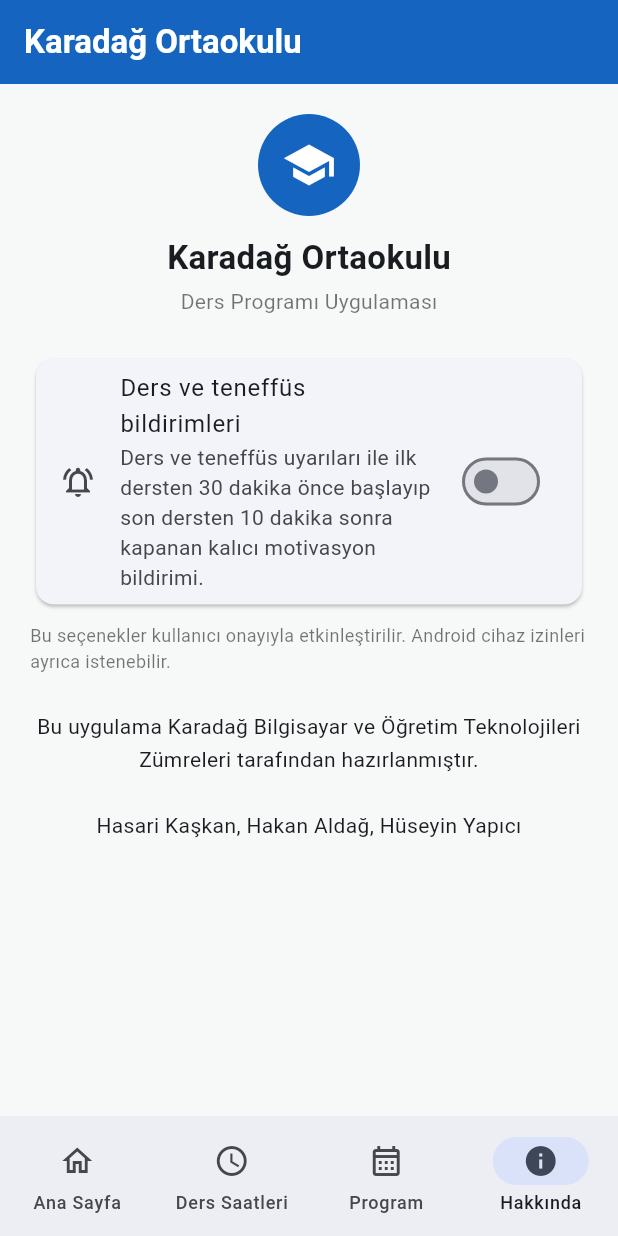
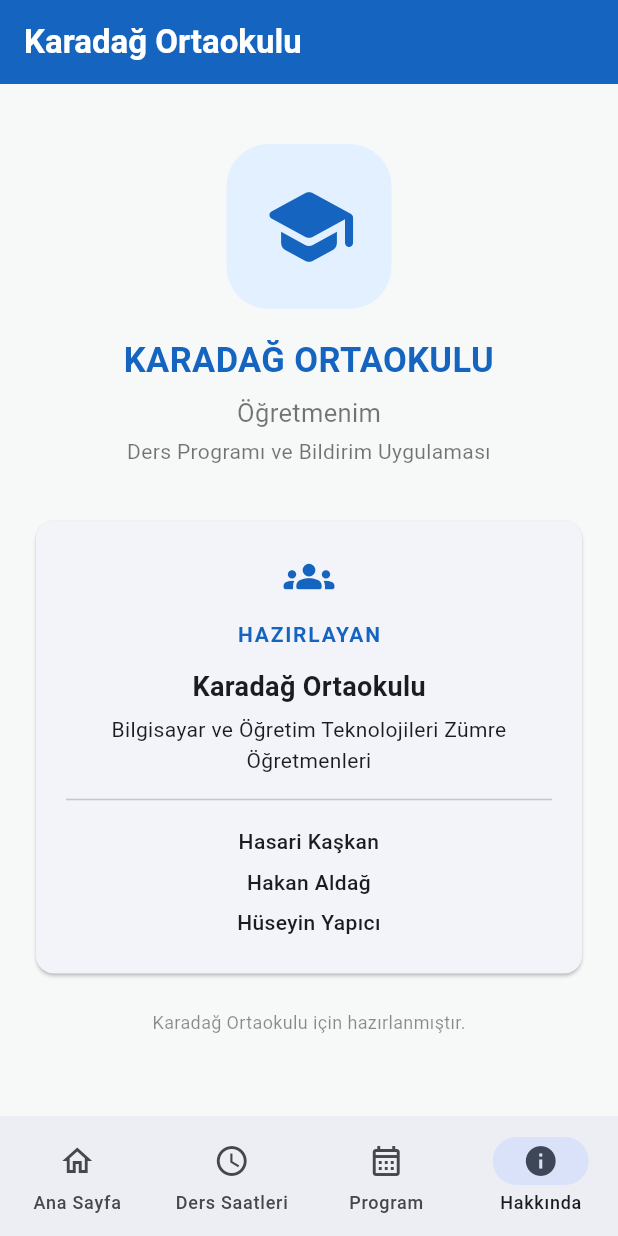
Before and after one commit to hiseno6190-creator/karadag-ortaokulu-ogretmenim, a Flutter app: the screen it shows after launch, item 4 of the bottom bar chosen, on a phone screen of 412 x 824 dp. Run offline on Flutter 3.47's test engine with Material 3 defaults, Android fonts, the phone set to English and light mode, and no system bars; our stand-ins replace file_picker, flutter_local_notifications, shared_preferences, timezone; missing offline and left inert: excel, syncfusion_flutter_pdf.

Commit message:
Convert AboutPage to StatelessWidget
Refactor AboutPage to be Stateless and update UI components.

```diff
--- a/lib/main.dart
+++ b/lib/main.dart
@@ -550,58 +550,118 @@ class ProgramPage extends StatelessWidget {
     const SizedBox(height: 8), const Text('Excel/PDF içe aktarma ve yedekleme cihaz üzerinde, internet bağlantısı olmadan yapılacak şekilde tasarlanmıştır.', style: TextStyle(fontSize: 12, color: Colors.black54)),
   ]);
 }
+class AboutPage extends StatelessWidget {
+  const AboutPage({super.key});
 
-class AboutPage extends StatefulWidget {
-  const AboutPage({super.key});
-  @override State<AboutPage> createState() => _AboutPageState();
+  @override
+  Widget build(BuildContext context) {
+    return ListView(
+      padding: const EdgeInsets.all(20),
+      children: [
+        const SizedBox(height: 20),
+        Center(
+          child: Column(
+            children: [
+              Container(
+                width: 110,
+                height: 110,
+                decoration: BoxDecoration(
+                  color: const Color(0xFFE3F0FF),
+                  borderRadius: BorderRadius.circular(28),
+                ),
+                child: const Icon(
+                  Icons.school_rounded,
+                  size: 64,
+                  color: Color(0xFF1565C0),
+                ),
+              ),
+              const SizedBox(height: 18),
+              const Text(
+                'KARADAĞ ORTAOKULU',
+                textAlign: TextAlign.center,
+                style: TextStyle(
+                  fontSize: 23,
+                  fontWeight: FontWeight.bold,
+                  color: Color(0xFF1565C0),
+                ),
+              ),
+              const SizedBox(height: 6),
+              const Text(
+                'Öğretmenim',
+                style: TextStyle(
+                  fontSize: 17,
+                  color: Colors.black54,
+                ),
+              ),
+              const SizedBox(height: 4),
+              const Text(
+                'Ders Programı ve Bildirim Uygulaması',
+                textAlign: TextAlign.center,
+                style: TextStyle(color: Colors.black54),
+              ),
+            ],
+          ),
+        ),
+        const SizedBox(height: 32),
+        Card(
+          elevation: 1,
+          child: Padding(
+            padding: const EdgeInsets.all(20),
+            child: Column(
+              children: [
+                const Icon(
+                  Icons.groups_rounded,
+                  size: 34,
+                  color: Color(0xFF1565C0),
+                ),
+                const SizedBox(height: 12),
+                const Text(
+                  'HAZIRLAYAN',
+                  style: TextStyle(
+                    color: Color(0xFF1565C0),
+                    fontWeight: FontWeight.bold,
+                    letterSpacing: 1.2,
+                  ),
+                ),
+                const SizedBox(height: 12),
+                const Text(
+                  'Karadağ Ortaokulu',
+                  style: TextStyle(
+                    fontSize: 18,
+                    fontWeight: FontWeight.bold,
+                  ),
+                ),
+                const SizedBox(height: 5),
+                const Text(
+                  'Bilgisayar ve Öğretim Teknolojileri '
+                  'Zümre Öğretmenleri',
+                  textAlign: TextAlign.center,
+                  style: TextStyle(height: 1.5),
+                ),
+                const Divider(height: 30),
+                const Text(
+                  'Hasari Kaşkan\nHakan Aldağ\nHüseyin Yapıcı',
+                  textAlign: TextAlign.center,
+                  style: TextStyle(
+                    height: 1.9,
+                    fontWeight: FontWeight.w500,
+                  ),
+                ),
+              ],
+            ),
+          ),
+        ),
+        const SizedBox(height: 20),
+        const Center(
+          child: Text(
+            'Karadağ Ortaokulu için hazırlanmıştır.',
+            style: TextStyle(
+              color: Colors.black45,
+              fontSize: 12,
+            ),
+          ),
+        ),
+      ],
+    );
+  }
 }
-class _AboutPageState extends State<AboutPage> {
-  static const _notificationsKey = 'notifications_enabled_v1';
-  bool notificationsEnabled = false;
-  bool loaded = false;
-  @override void initState() { super.initState(); _load(); }
-  Future<void> _load() async {
-    final prefs = await SharedPreferences.getInstance();
-    final savedNotificationSetting = prefs.getBool(_notificationsKey) ?? false;
-    if (savedNotificationSetting) {
-      await _scheduleNotificationsForCurrentData();
-    }
-    if (!mounted) return;
-    setState(() { notificationsEnabled = savedNotificationSetting; loaded = true; });
-  }
-  Future<void> _setOption(String key, bool value, bool isNotification) async {
-    final prefs = await SharedPreferences.getInstance();
-    if (isNotification) {
-      if (value) {
-        final granted = await NotificationService.instance.requestPermission();
-        if (!granted) {
-          if (mounted) ScaffoldMessenger.of(context).showSnackBar(
-            const SnackBar(content: Text('Bildirim izni verilmedi. Telefon ayarlarından izin verebilirsiniz.')),
-          );
-          return;
-        }
-        await _scheduleNotificationsForCurrentData();
-      } else {
-        await NotificationService.instance.cancelAll();
-      }
-    }
-    await prefs.setBool(key, value);
-    if (!mounted) return;
-    setState(() { notificationsEnabled = value; });
-    ScaffoldMessenger.of(context).showSnackBar(SnackBar(content: Text(
-      isNotification
-          ? (value ? 'Ders ve teneffüs bildirimleri etkinleştirildi.' : 'Bildirimler kapatıldı.')
-          : 'Tercihiniz kaydedildi.',
-    )));
-  }
-  @override Widget build(BuildContext context) => ListView(padding: const EdgeInsets.all(20), children: [
-    const Center(child: Column(children: [CircleAvatar(radius: 34, backgroundColor: brand, child: Icon(Icons.school, color: Colors.white, size: 36)), SizedBox(height: 12), Text('Karadağ Ortaokulu', style: TextStyle(fontSize: 22, fontWeight: FontWeight.bold)), SizedBox(height: 4), Text('Ders Programı Uygulaması', style: TextStyle(color: Colors.black54))])),
-    const SizedBox(height: 24),
-    Card(child: Column(children: [
-      SwitchListTile(value: notificationsEnabled, onChanged: loaded ? (v) => _setOption(_notificationsKey, v, true) : null, secondary: const Icon(Icons.notifications_active_outlined), title: const Text('Ders ve teneffüs bildirimleri'), subtitle: const Text('Ders ve teneffüs uyarıları ile ilk dersten 30 dakika önce başlayıp son dersten 10 dakika sonra kapanan kalıcı motivasyon bildirimi.'),),
-    ])),
-    const Padding(padding: EdgeInsets.only(top: 8), child: Text('Bu seçenekler kullanıcı onayıyla etkinleştirilir. Android cihaz izinleri ayrıca istenebilir.', style: TextStyle(fontSize: 12, color: Colors.black54))),
-    const SizedBox(height: 24),
-    const Text('Bu uygulama Karadağ Bilgisayar ve Öğretim Teknolojileri Zümreleri tarafından hazırlanmıştır.\n\nHasari Kaşkan, Hakan Aldağ, Hüseyin Yapıcı', textAlign: TextAlign.center, style: TextStyle(height: 1.6)),
-  ]);
-}
```
